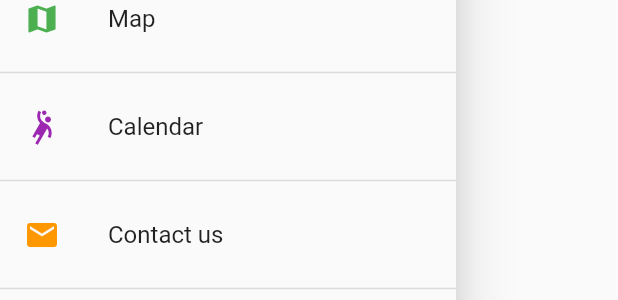
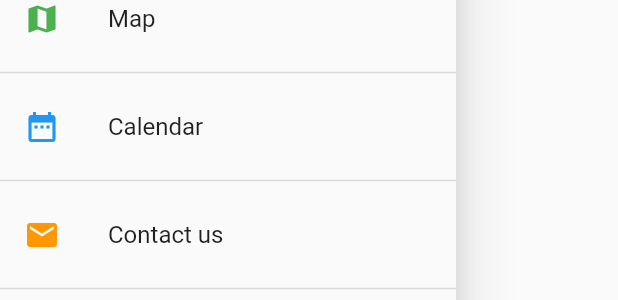
Before and after one commit to neilmehta31/DAB, a Flutter app: the DrawerUI widget shown alone on an empty page, opened directly, on a phone screen of 412 x 824 dp. Shown: the part 385-685 px from the top of the screen. Run offline on Flutter 3.47's test engine with Material 2 defaults, Android fonts, the phone set to English and light mode, and no system bars; our stand-ins replace date_format, firebase_messaging, flutter_speed_dial, google_maps_flutter, shimmer, table_calendar; missing offline and left inert: connectivity_wrapper, flutter_html_view; accounts and stored records are empty; network calls fail.

Commit message:
Minor appereance changes

```diff
--- a/lib/Widgets/drawerUI.dart
+++ b/lib/Widgets/drawerUI.dart
@@ -3,7 +3,6 @@ import 'package:daysatbits/UI/clubsUI.dart';
 import 'package:flutter/material.dart';
 import 'package:daysatbits/UI/mapUI.dart';
 import 'package:daysatbits/UI/Calendar.dart';
-
 
 class DrawerUI extends StatelessWidget {
   @override
@@ -61,15 +60,14 @@ class DrawerUI extends StatelessWidget {
                   context, MaterialPageRoute(builder: (context) => Calendar()));
             },
             leading: Icon(
-    Icons.sports_handball,
-    color: Colors.purple,
+              Icons.date_range,
+              color: Colors.blue,
             ),
             title: Text("Calendar"),
           ),
           Divider(
             thickness: 1,
           ),
-
           ListTile(
             onTap: () {
               return Navigator.push(
--- a/lib/splashScreen.dart
+++ b/lib/splashScreen.dart
@@ -14,7 +14,7 @@ class _SplashScreenState extends State<SplashScreen> {
     // TODO: implement initState
     super.initState();
     Timer(
-        Duration(milliseconds: 2200),
+        Duration(milliseconds: 2400),
         () => Navigator.push(
             context, MaterialPageRoute(builder: (context) => HomePage())));
   }
```
Also changed, not shown: lib/UI/Calendar.dart (+7 -9 lines). Lines whose indentation alone changed are shown as unchanged.
